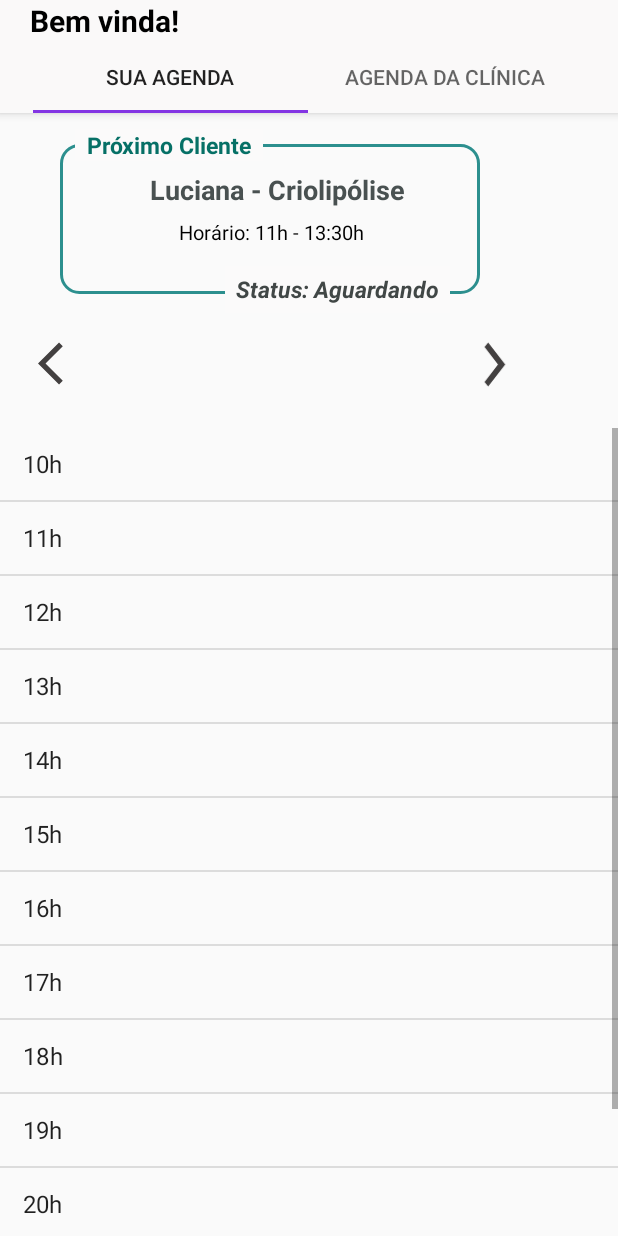
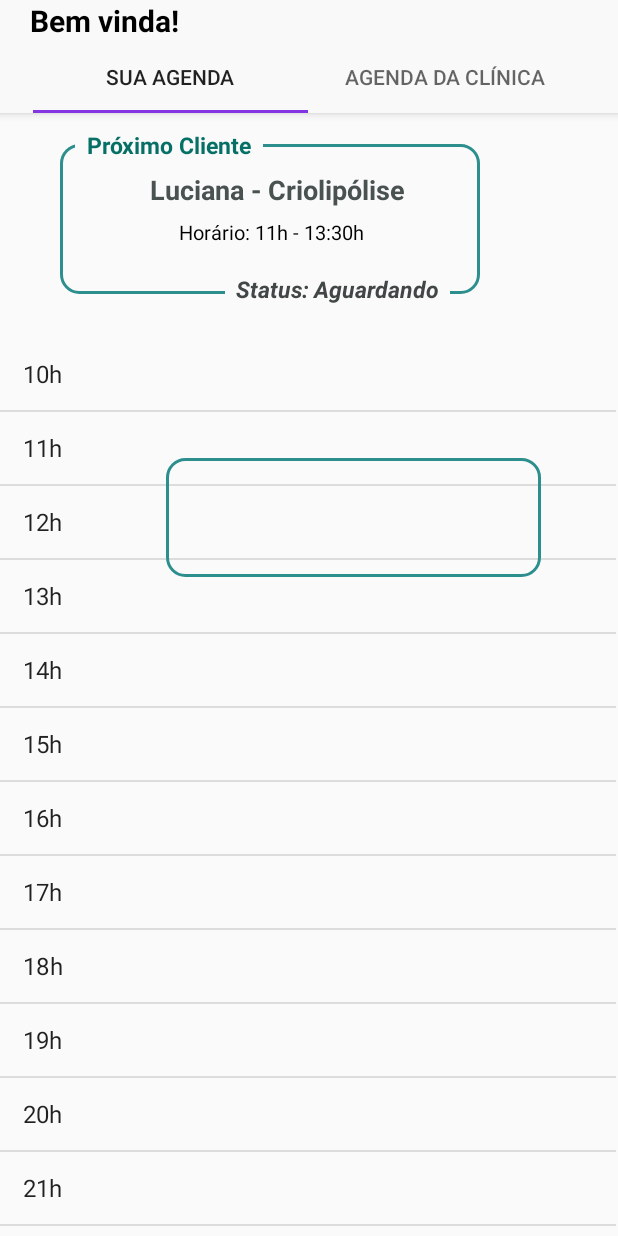
Before and after one commit to kiragb/Projeto_Clinica, an Android app: the SuaAgendaActivity screen opened directly, with no data from a screen before it, on a phone screen of 412 x 824 dp. Run offline under Robolectric (Android 15) with nearby library versions, the light colour scheme and no system bars.

Commit message:
tentativa com ScrollView - sucesso

```diff
--- a/app/src/main/res/layout/sua_agenda.xml
+++ b/app/src/main/res/layout/sua_agenda.xml
@@ -1,11 +1,14 @@
 <?xml version="1.0" encoding="utf-8"?>
-<LinearLayout
+<ScrollView
     xmlns:android="http://schemas.android.com/apk/res/android"
     xmlns:app="http://schemas.android.com/apk/res-auto"
     xmlns:tools="http://schemas.android.com/tools"
     android:layout_width="match_parent"
     android:layout_height="match_parent">
 
+    <LinearLayout
+        android:layout_width="match_parent"
+        android:layout_height="match_parent">
 
         <ImageView
             android:id="@+id/DataPosterior"
@@ -48,10 +51,28 @@
 
         <ListView
             android:id="@+id/Agenda"
-        android:layout_width="wrap_content"
-        android:layout_height="wrap_content"
+            android:layout_width="411dp"
+            android:layout_height="659dp"
             android:layout_marginLeft="-60dp"
-        android:layout_marginTop="60dp" />
+            android:layout_marginTop="60dp" >
+        </ListView>
+            <Button
+                android:id="@+id/BotãoCard"
+                android:layout_width="250dp"
+                android:layout_height="79dp"
+                android:layout_marginLeft="-300dp"
+                android:layout_marginTop="140dp"
+                android:background="@drawable/rotulo"
+                app:layout_constraintBottom_toBottomOf="parent"
+                app:layout_constraintEnd_toEndOf="parent"
+                app:layout_constraintHorizontal_bias="0.0"
+                app:layout_constraintStart_toStartOf="parent"
+                app:layout_constraintTop_toTopOf="parent"
+                app:layout_constraintVertical_bias="1.0">
+
+            </Button>
 
 
     </LinearLayout>
+
+</ScrollView>
```
Lines whose indentation alone changed are shown as unchanged.
